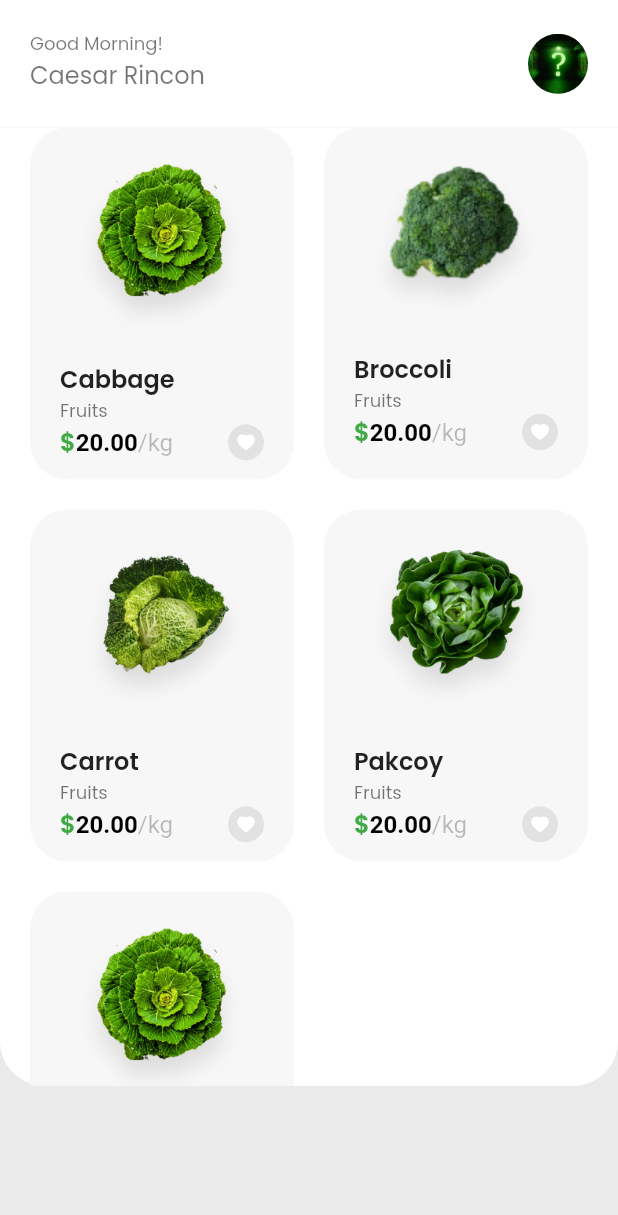
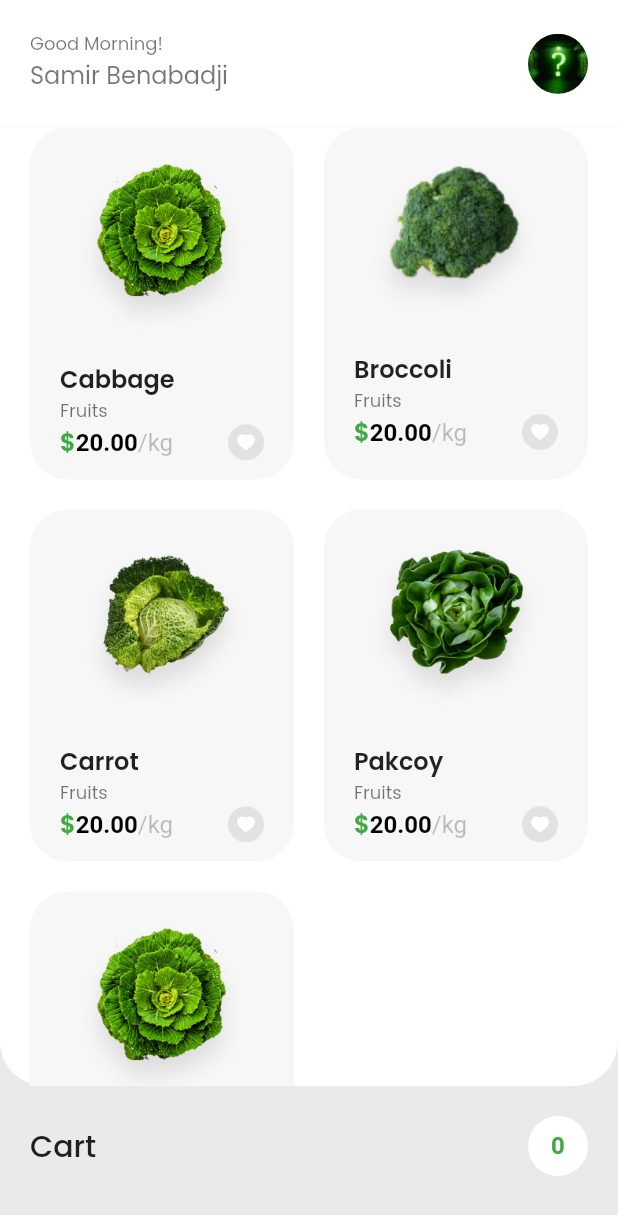
Before and after one commit to samir-benabadji/Grocery-App, a Flutter app: the screen it shows after launch, on a phone screen of 412 x 824 dp. Shown: the top 1215 px of the screen. Run offline on Flutter 3.47's test engine with Material 2 defaults, Android fonts, the phone set to English and light mode, and no system bars; our stand-ins replace flutter_svg, google_fonts.

Commit message:
Detail Page Design
Detail Page Design

```diff
--- /dev/null
+++ b/lib/controllers/home_controller.dart
@@ -0,0 +1,31 @@
+import 'package:animation_2/models/Product.dart';
+import 'package:animation_2/models/ProductItem.dart';
+import 'package:flutter/material.dart';
+
+enum HomeState { normal, cart }
+
+class HomeController extends ChangeNotifier {
+  HomeState homeState = HomeState.normal;
+
+  List<ProductItem> cart = [];
+
+  void changeHomeState(HomeState state) {
+    homeState = state;
+    notifyListeners();
+  }
+
+  void addProductToCart(Product product) {
+    for (ProductItem item in cart) {
+      if (item.product!.title == product.title) {
+        item.increment();
+        notifyListeners();
+        return;
+      }
+    }
+    cart.add(ProductItem(product: product));
+    notifyListeners();
+  }
+
+  int totalCartItems() => cart.fold(
+      0, (previousValue, element) => previousValue + element.quantity);
+}
--- /dev/null
+++ b/lib/screens/home/components/cart_short_view.dart
@@ -0,0 +1,54 @@
+import 'package:animation_2/controllers/home_controller.dart';
+import 'package:flutter/material.dart';
+
+import '../../../constants.dart';
+
+class CardShortView extends StatelessWidget {
+  const CardShortView({
+    Key? key,
+    required this.controller,
+  }) : super(key: key);
+
+  final HomeController controller;
+
+  @override
+  Widget build(BuildContext context) {
+    return Row(
+      children: [
+        Text(
+          "Cart",
+          style: Theme.of(context).textTheme.headline6,
+        ),
+        const SizedBox(width: defaultPadding),
+        Expanded(
+          child: SingleChildScrollView(
+            scrollDirection: Axis.horizontal,
+            child: Row(
+              children: List.generate(
+                controller.cart.length,
+                (index) => Padding(
+                  padding: const EdgeInsets.only(right: defaultPadding / 2),
+                  child: Hero(
+                    tag: controller.cart[index].product!.title! + "_cartTag",
+                    child: CircleAvatar(
+                      backgroundColor: Colors.white,
+                      backgroundImage:
+                          AssetImage(controller.cart[index].product!.image!),
+                    ),
+                  ),
+                ),
+              ),
+            ),
+          ),
+        ),
+        CircleAvatar(
+          backgroundColor: Colors.white,
+          child: Text(
+            controller.totalCartItems().toString(),
+            style: TextStyle(fontWeight: FontWeight.bold, color: primaryColor),
+          ),
+        )
+      ],
+    );
+  }
+}
--- a/lib/screens/home/components/header.dart
+++ b/lib/screens/home/components/header.dart
@@ -24,7 +24,7 @@ class HomeHeader extends StatelessWidget {
                 style: Theme.of(context).textTheme.caption,
               ),
               Text(
-                "Caesar Rincon",
+                "Samir Benabadji",
                 style: Theme.of(context)
                     .textTheme
                     .subtitle1!
--- a/lib/screens/home/home_screen.dart
+++ b/lib/screens/home/home_screen.dart
@@ -1,11 +1,30 @@
 import 'package:animation_2/constants.dart';
+import 'package:animation_2/controllers/home_controller.dart';
 import 'package:animation_2/models/Product.dart';
+import 'package:animation_2/screens/deatils/details_screen.dart';
+import 'package:animation_2/screens/home/components/cart_detailsview_card.dart';
 import 'package:flutter/material.dart';
 
+import 'components/cart_details_view.dart';
+import 'components/cart_short_view.dart';
 import 'components/header.dart';
 import 'components/product_card.dart';
 
+// Today i will show you how to implement the animation
+// So starting project comes with the UI
+// Run the app
+
 class HomeScreen extends StatelessWidget {
+  final controller = HomeController();
+
+  void _onVerticalGesture(DragUpdateDetails details) {
+    if (details.primaryDelta! < -0.7) {
+      controller.changeHomeState(HomeState.cart);
+    } else if (details.primaryDelta! > 12) {
+      controller.changeHomeState(HomeState.normal);
+    }
+  }
+
   @override
   Widget build(BuildContext context) {
     return Scaffold(
@@ -14,23 +33,41 @@ class HomeScreen extends StatelessWidget {
         bottom: false,
         child: Container(
           color: Color(0xFFEAEAEA),
-          child: Column(
+          child: AnimatedBuilder(
+              animation: controller,
+              builder: (context, _) {
+                return LayoutBuilder(
+                  builder: (context, BoxConstraints constraints) {
+                    return Stack(
                       children: [
-              HomeHeader(),
-              Expanded(
+                        AnimatedPositioned(
+                          duration: panelTransition,
+                          top: controller.homeState == HomeState.normal
+                              ? headerHeight
+                              : -(constraints.maxHeight -
+                                  cartBarHeight * 2 -
+                                  headerHeight),
+                          left: 0,
+                          right: 0,
+                          height: constraints.maxHeight -
+                              headerHeight -
+                              cartBarHeight,
                           child: Container(
-                  padding:
-                      const EdgeInsets.symmetric(horizontal: defaultPadding),
+                            padding: const EdgeInsets.symmetric(
+                                horizontal: defaultPadding),
                             decoration: BoxDecoration(
                               color: Colors.white,
                               borderRadius: const BorderRadius.only(
-                      bottomLeft: Radius.circular(defaultPadding * 1.5),
-                      bottomRight: Radius.circular(defaultPadding * 1.5),
+                                bottomLeft:
+                                    Radius.circular(defaultPadding * 1.5),
+                                bottomRight:
+                                    Radius.circular(defaultPadding * 1.5),
                               ),
                             ),
                             child: GridView.builder(
                               itemCount: demo_products.length,
-                    gridDelegate: SliverGridDelegateWithFixedCrossAxisCount(
+                              gridDelegate:
+                                  SliverGridDelegateWithFixedCrossAxisCount(
                                 crossAxisCount: 2,
                                 childAspectRatio: 0.75,
                                 mainAxisSpacing: defaultPadding,
@@ -38,16 +75,73 @@ class HomeScreen extends StatelessWidget {
                               ),
                               itemBuilder: (context, index) => ProductCard(
                                 product: demo_products[index],
-                      press: () {},
+                                press: () {
+                                  Navigator.push(
+                                    context,
+                                    PageRouteBuilder(
+                                      transitionDuration:
+                                          const Duration(milliseconds: 500),
+                                      reverseTransitionDuration:
+                                          const Duration(milliseconds: 500),
+                                      pageBuilder: (context, animation,
+                                              secondaryAnimation) =>
+                                          FadeTransition(
+                                        opacity: animation,
+                                        child: DetailsScreen(
+                                          product: demo_products[index],
+                                          onProductAdd: () {
+                                            controller.addProductToCart(
+                                                demo_products[index]);
+                                          },
+                                        ),
+                                      ),
+                                    ),
+                                  );
+                                },
                               ),
                             ),
                           ),
                         ),
-              SizedBox(
-                height: cartBarHeight,
-              )
+                        // Card Panel
+                        AnimatedPositioned(
+                          duration: panelTransition,
+                          bottom: 0,
+                          left: 0,
+                          right: 0,
+                          height: controller.homeState == HomeState.normal
+                              ? cartBarHeight
+                              : (constraints.maxHeight - cartBarHeight),
+                          child: GestureDetector(
+                            onVerticalDragUpdate: _onVerticalGesture,
+                            child: Container(
+                              padding: const EdgeInsets.all(defaultPadding),
+                              color: Color(0xFFEAEAEA),
+                              alignment: Alignment.topLeft,
+                              child: AnimatedSwitcher(
+                                duration: panelTransition,
+                                child: controller.homeState == HomeState.normal
+                                    ? CardShortView(controller: controller)
+                                    : CartDetailsView(controller: controller),
+                              ),
+                            ),
+                          ),
+                        ),
+                        // Header
+                        AnimatedPositioned(
+                          duration: panelTransition,
+                          top: controller.homeState == HomeState.normal
+                              ? 0
+                              : -headerHeight,
+                          right: 0,
+                          left: 0,
+                          height: headerHeight,
+                          child: HomeHeader(),
+                        ),
                       ],
-          ),
+                    );
+                  },
+                );
+              }),
         ),
       ),
     );
--- a/pubspec.yaml
+++ b/pubspec.yaml
@@ -1,5 +1,5 @@
 name: animation_2
-description: A new Flutter project.
+description: custom animation
 
 # The following line prevents the package from being accidentally published to
 # pub.dev using `pub publish`. This is preferred for private packages.
```
Also changed, not shown: lib/screens/deatils/details_screen.dart (+27 -2 lines), lib/screens/home/components/cart_details_view.dart (added, +35 -0 lines), ui.png (added), 1 other file. Lines whose indentation alone changed are shown as unchanged.
